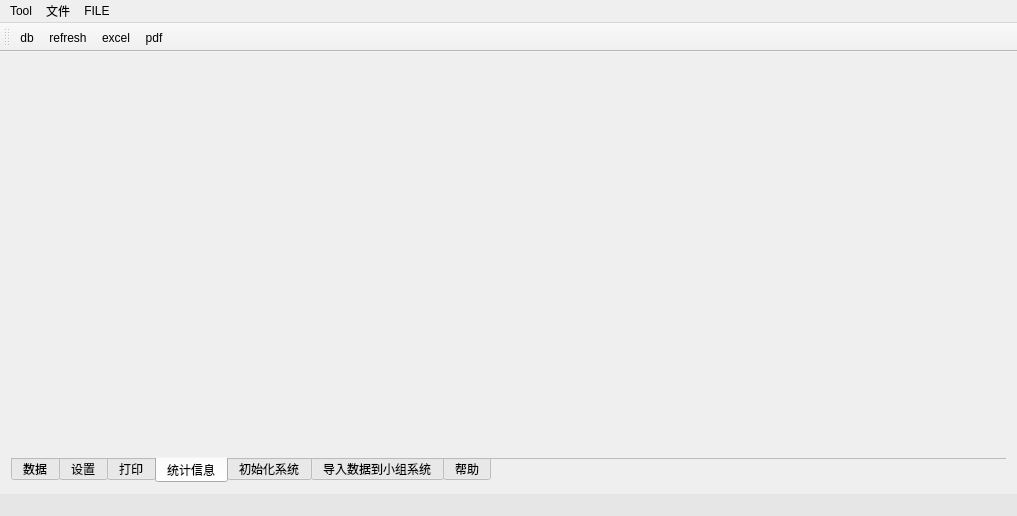
Above: mainwindow.ui from crouse/anatta-enhanced before the change. Below: the same form after it.
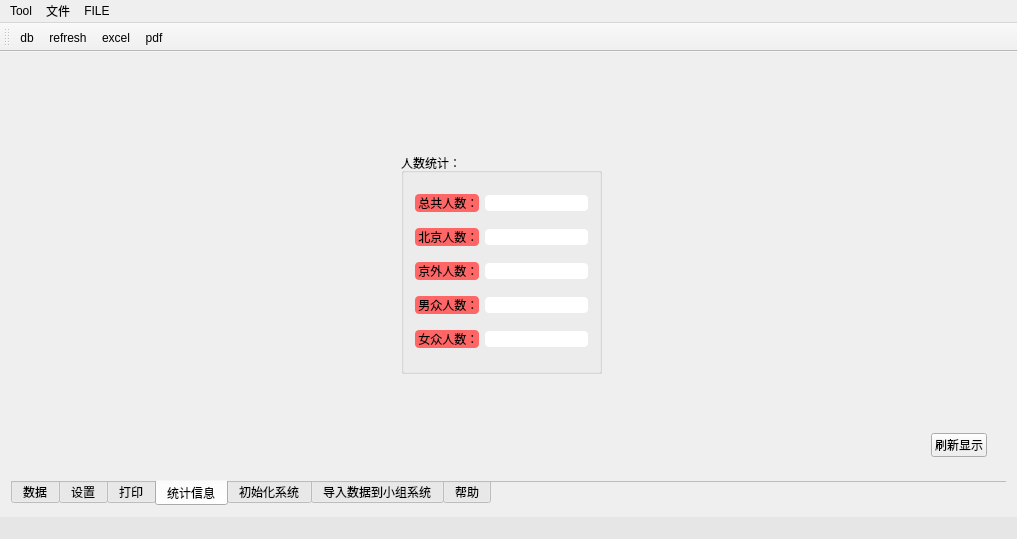
That is the form after the change. The open tabs and pages were chosen to show the change. Icons and pictures are not drawn.

Commit message: 添加打印照片功能

The edit to the form file:
```diff
--- a/mainwindow.ui
+++ b/mainwindow.ui
@@ -7,7 +7,7 @@
     <x>0</x>
     <y>0</y>
     <width>1017</width>
-    <height>516</height>
+    <height>539</height>
    </rect>
   </property>
   <property name="windowTitle">
@@ -419,6 +419,139 @@
        <attribute name="title">
         <string>统计信息</string>
        </attribute>
+       <widget class="QGroupBox" name="groupBox_4">
+        <property name="geometry">
+         <rect>
+          <x>390</x>
+          <y>90</y>
+          <width>201</width>
+          <height>221</height>
+         </rect>
+        </property>
+        <property name="title">
+         <string>人数统计：</string>
+        </property>
+        <layout class="QGridLayout" name="gridLayout">
+         <item row="3" column="1">
+          <widget class="QLineEdit" name="man">
+           <property name="styleSheet">
+            <string notr="true">border-radius:4px;</string>
+           </property>
+           <property name="readOnly">
+            <bool>true</bool>
+           </property>
+          </widget>
+         </item>
+         <item row="0" column="1">
+          <widget class="QLineEdit" name="sum">
+           <property name="styleSheet">
+            <string notr="true">border-radius:4px;</string>
+           </property>
+           <property name="readOnly">
+            <bool>true</bool>
+           </property>
+          </widget>
+         </item>
+         <item row="2" column="1">
+          <widget class="QLineEdit" name="jingwai">
+           <property name="styleSheet">
+            <string notr="true">border-radius:4px;</string>
+           </property>
+           <property name="readOnly">
+            <bool>true</bool>
+           </property>
+          </widget>
+         </item>
+         <item row="1" column="0">
+          <widget class="QLabel" name="label_15">
+           <property name="styleSheet">
+            <string notr="true">background-color: rgb(255, 102, 102);
+border-radius:4px;</string>
+           </property>
+           <property name="text">
+            <string> 北京人数：</string>
+           </property>
+          </widget>
+         </item>
+         <item row="4" column="1">
+          <widget class="QLineEdit" name="woman">
+           <property name="styleSheet">
+            <string notr="true">border-radius:4px;</string>
+           </property>
+           <property name="readOnly">
+            <bool>true</bool>
+           </property>
+          </widget>
+         </item>
+         <item row="3" column="0">
+          <widget class="QLabel" name="label_19">
+           <property name="styleSheet">
+            <string notr="true">background-color: rgb(255, 102, 102);
+border-radius:4px;</string>
+           </property>
+           <property name="text">
+            <string> 男众人数：</string>
+           </property>
+          </widget>
+         </item>
+         <item row="4" column="0">
+          <widget class="QLabel" name="label_20">
+           <property name="styleSheet">
+            <string notr="true">background-color: rgb(255, 102, 102);
+border-radius:4px;</string>
+           </property>
+           <property name="text">
+            <string> 女众人数：</string>
+           </property>
+          </widget>
+         </item>
+         <item row="1" column="1">
+          <widget class="QLineEdit" name="beijing">
+           <property name="styleSheet">
+            <string notr="true">border-radius:4px;</string>
+           </property>
+           <property name="readOnly">
+            <bool>true</bool>
+           </property>
+          </widget>
+         </item>
+         <item row="0" column="0">
+          <widget class="QLabel" name="label_14">
+           <property name="styleSheet">
+            <string notr="true">background-color: rgb(255, 102, 102);
+border-radius:4px;</string>
+           </property>
+           <property name="text">
+            <string> 总共人数：</string>
+           </property>
+          </widget>
+         </item>
+         <item row="2" column="0">
+          <widget class="QLabel" name="label_17">
+           <property name="styleSheet">
+            <string notr="true">background-color: rgb(255, 102, 102);
+border-radius:4px;</string>
+           </property>
+           <property name="text">
+            <string> 京外人数：</string>
+           </property>
+          </widget>
+         </item>
+        </layout>
+       </widget>
+       <widget class="QToolButton" name="refreshView">
+        <property name="geometry">
+         <rect>
+          <x>920</x>
+          <y>370</y>
+          <width>56</width>
+          <height>24</height>
+         </rect>
+        </property>
+        <property name="text">
+         <string>刷新显示</string>
+        </property>
+       </widget>
       </widget>
       <widget class="QWidget" name="tab_2">
        <attribute name="title">
```
Left out of the diff: 72 changed lines with no effect on the pictures. The commit also changes 2 other files.
